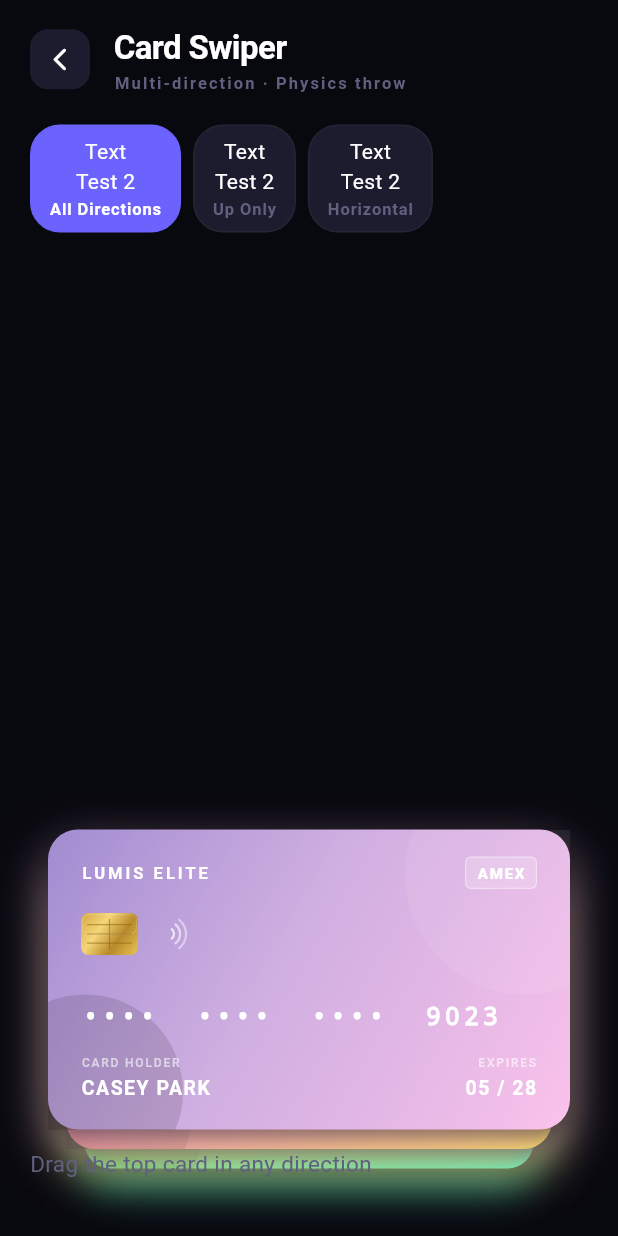
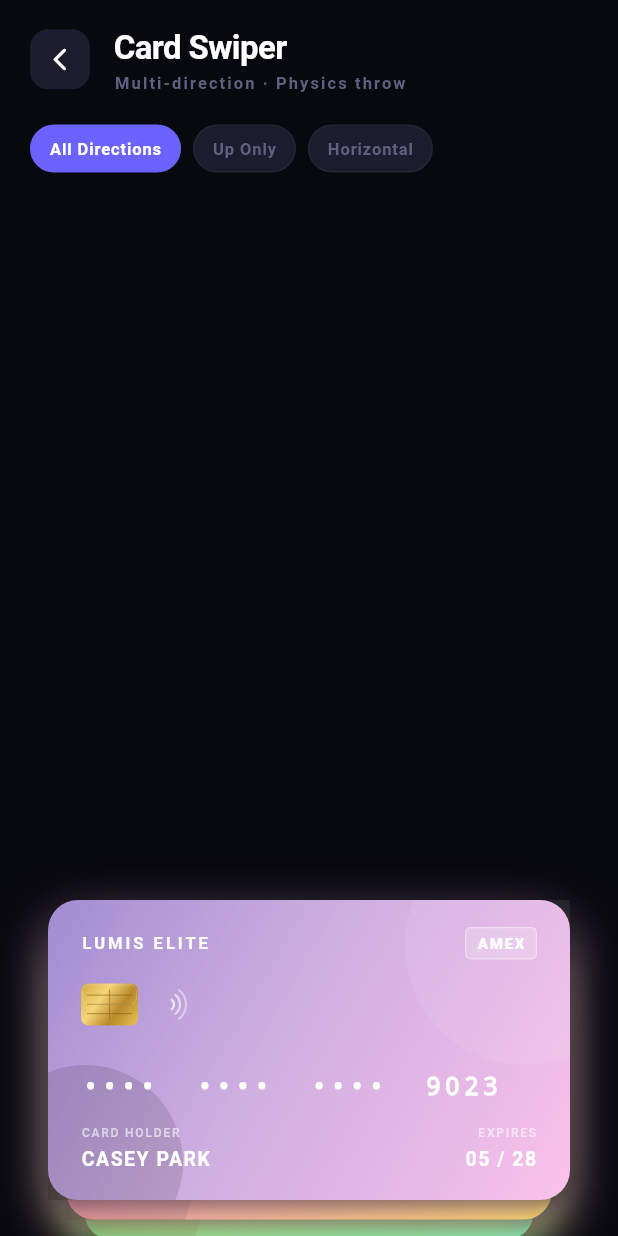
Before and after one commit to flutterboy20/flutter_awesome_ui_components, a Flutter app: the CardSwiperDemo screen opened by its route, on a phone screen of 412 x 824 dp. Run offline on Flutter 3.47's test engine with Material 3 defaults, Android fonts, the phone set to English and light mode, and no system bars; our stand-ins replace go_router.

Commit message:
refactor: simplify swipe handling and remove unused status text in CardSwiperDemo

```diff
--- a/lib/components/card_swiper/card_swiper_demo.dart
+++ b/lib/components/card_swiper/card_swiper_demo.dart
@@ -19,20 +19,7 @@ class CardSwiperDemo extends StatefulWidget {
 }
 
 class _CardSwiperDemoState extends State<CardSwiperDemo> {
-  // Track last swipe info for the status label below the stack.
-  String _statusText = 'Drag the top card in any direction';
   AllowedSwipeDirections _activeVariant = AllowedSwipeDirections.all;
-
-  void _onSwipe(int index, SwipeDirection direction) {
-    final String dirLabel = switch (direction) {
-      SwipeDirection.up => '↑ Up',
-      SwipeDirection.left => '← Left',
-      SwipeDirection.right => '→ Right',
-    };
-    setState(() {
-      _statusText = 'Card $index swiped $dirLabel';
-    });
-  }
 
   @override
   Widget build(BuildContext context) {
@@ -45,7 +32,6 @@ class _CardSwiperDemoState extends State<CardSwiperDemo> {
             _buildHeader(context),
             _buildVariantChips(),
             Expanded(child: _buildSwiperArea()),
-            _buildStatusBar(),
             const SizedBox(height: 24),
           ],
         ),
@@ -140,31 +126,13 @@ class _CardSwiperDemoState extends State<CardSwiperDemo> {
           visibleCardCount: 3,
           stackScaleFactor: 0.07,
           stackOffsetY: 20,
-          onSwipe: _onSwipe,
+          onSwipe: (swipedCard, direction) {
+            // Do the required action based on swipe direction and card data.
+          },
         ),
       ),
     );
   }
-
-  // ── Status label ──────────────────────────────
-
-  Widget _buildStatusBar() {
-    return Padding(
-      padding: const EdgeInsets.symmetric(horizontal: 20, vertical: 12),
-      child: AnimatedSwitcher(
-        duration: const Duration(milliseconds: 300),
-        child: Text(
-          _statusText,
-          key: ValueKey<String>(_statusText),
-          style: AppTextStyles.body.copyWith(color: AppColors.textMuted),
-        ),
-      ),
-    );
-  }
-
-  // ─────────────────────────────────────────────
-  //  Demo card content
-  // ─────────────────────────────────────────────
 
   List<Widget> _buildDemoCards() {
     final List<_DemoCardData> data = <_DemoCardData>[
@@ -260,8 +228,6 @@ class _VariantChip extends StatelessWidget {
         ),
         child: Column(
           children: [
-            Text("Text"),
-            Text("Test 2"),
             Text(
               label,
               style: AppTextStyles.label.copyWith(
```
Also changed, not shown: 1 other file.
